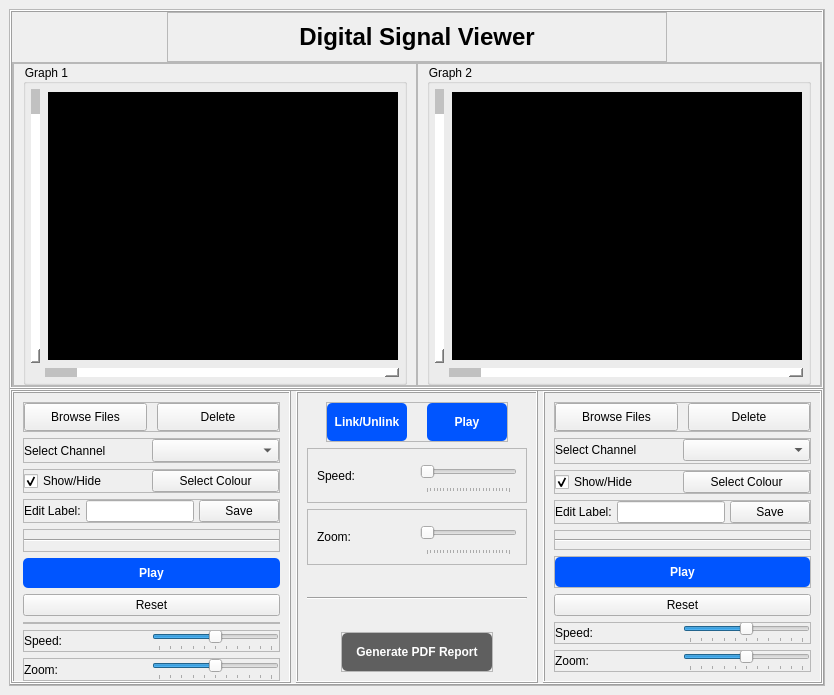
The window that task1.ui (OmarAtef0/Digital-Signal-Visualizer) describes before a commit, drawn with Qt 5.
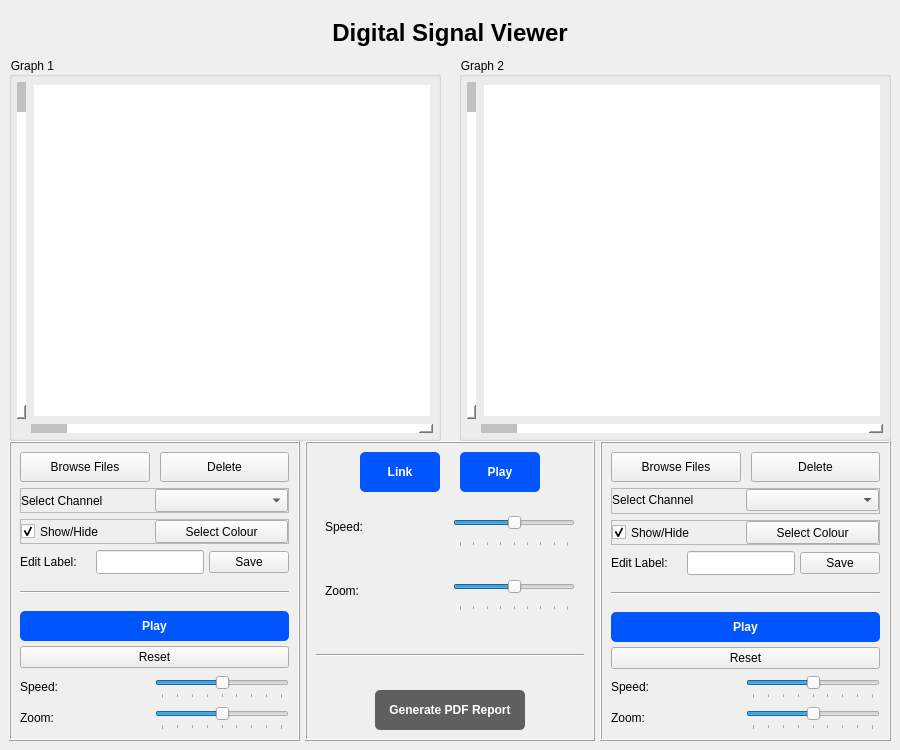
The same window after the commit. Custom widgets are drawn as their Qt base class.

Diff of the .ui file:
```diff
--- a/task1.ui
+++ b/task1.ui
@@ -6,14 +6,26 @@
    <rect>
     <x>0</x>
     <y>0</y>
-    <width>834</width>
-    <height>695</height>
+    <width>900</width>
+    <height>750</height>
    </rect>
   </property>
+  <property name="minimumSize">
+   <size>
+    <width>850</width>
+    <height>700</height>
+   </size>
+  </property>
   <property name="windowTitle">
    <string>MainWindow</string>
   </property>
   <widget class="QWidget" name="centralwidget">
+   <property name="minimumSize">
+    <size>
+     <width>850</width>
+     <height>700</height>
+    </size>
+   </property>
    <layout class="QVBoxLayout" name="verticalLayout">
     <item>
      <widget class="QFrame" name="all">
@@ -24,11 +36,14 @@
        </size>
       </property>
       <property name="frameShape">
-       <enum>QFrame::StyledPanel</enum>
+       <enum>QFrame::NoFrame</enum>
       </property>
       <property name="frameShadow">
        <enum>QFrame::Raised</enum>
       </property>
+      <property name="lineWidth">
+       <number>0</number>
+      </property>
       <layout class="QVBoxLayout" name="verticalLayout_3">
        <property name="spacing">
         <number>0</number>
@@ -47,6 +62,12 @@
        </property>
        <item>
         <widget class="QFrame" name="upper">
+         <property name="sizePolicy">
+          <sizepolicy hsizetype="Expanding" vsizetype="Expanding">
+           <horstretch>0</horstretch>
+           <verstretch>0</verstretch>
+          </sizepolicy>
+         </property>
          <property name="minimumSize">
           <size>
            <width>810</width>
@@ -60,11 +81,14 @@
           </size>
          </property>
          <property name="frameShape">
-          <enum>QFrame::Box</enum>
+          <enum>QFrame::NoFrame</enum>
          </property>
          <property name="frameShadow">
           <enum>QFrame::Raised</enum>
          </property>
+         <property name="lineWidth">
+          <number>0</number>
+         </property>
          <layout class="QVBoxLayout" name="verticalLayout_2">
           <property name="spacing">
            <number>0</number>
@@ -107,11 +131,14 @@
              </font>
             </property>
             <property name="frameShape">
-             <enum>QFrame::StyledPanel</enum>
+             <enum>QFrame::NoFrame</enum>
             </property>
             <property name="frameShadow">
              <enum>QFrame::Raised</enum>
             </property>
+            <property name="lineWidth">
+             <number>0</number>
+            </property>
             <layout class="QHBoxLayout" name="horizontalLayout_17">
              <item>
               <widget class="QLabel" name="appTitle">
@@ -173,11 +200,14 @@
              </size>
             </property>
             <property name="frameShape">
-             <enum>QFrame::StyledPanel</enum>
+             <enum>QFrame::NoFrame</enum>
             </property>
             <property name="frameShadow">
              <enum>QFrame::Raised</enum>
             </property>
+            <property name="lineWidth">
+             <number>0</number>
+            </property>
             <layout class="QHBoxLayout" name="horizontalLayout_4">
              <property name="spacing">
               <number>0</number>
@@ -215,15 +245,21 @@
                 </size>
                </property>
                <property name="frameShape">
-                <enum>QFrame::StyledPanel</enum>
+                <enum>QFrame::NoFrame</enum>
                </property>
                <property name="frameShadow">
                 <enum>QFrame::Raised</enum>
                </property>
+               <property name="lineWidth">
+                <number>0</number>
+               </property>
                <layout class="QHBoxLayout" name="horizontalLayout_3">
                 <property name="spacing">
                  <number>0</number>
                 </property>
+                <property name="leftMargin">
+                 <number>0</number>
+                </property>
                 <property name="topMargin">
                  <number>0</number>
                 </property>
@@ -298,7 +334,7 @@
                       <bool>false</bool>
                      </property>
                      <property name="styleSheet">
-                      <string notr="true">background-color: rgb(0, 0, 0);
+                      <string notr="true">background-color: rgb(255, 255, 255);
 margin: 3px;
 </string>
                      </property>
@@ -398,11 +434,14 @@
                 </size>
                </property>
                <property name="frameShape">
-                <enum>QFrame::StyledPanel</enum>
+                <enum>QFrame::NoFrame</enum>
                </property>
                <property name="frameShadow">
                 <enum>QFrame::Raised</enum>
                </property>
+               <property name="lineWidth">
+                <number>0</number>
+               </property>
                <layout class="QHBoxLayout" name="horizontalLayout">
                 <property name="spacing">
                  <number>0</number>
@@ -410,6 +449,9 @@
                 <property name="topMargin">
                  <number>0</number>
                 </property>
+                <property name="rightMargin">
+                 <number>0</number>
+                </property>
                 <property name="bottomMargin">
                  <number>0</number>
                 </property>
@@ -488,6 +530,15 @@
 }
 </string>
                      </property>
+                     <property name="maximum">
+                      <number>100</number>
+                     </property>
+                     <property name="value">
+                      <number>0</number>
+                     </property>
+                     <property name="sliderPosition">
+                      <number>0</number>
+                     </property>
                      <property name="orientation">
                       <enum>Qt::Vertical</enum>
                      </property>
@@ -552,7 +603,7 @@
                       <bool>false</bool>
                      </property>
                      <property name="styleSheet">
-                      <string notr="true">background-color: rgb(0, 0, 0);
+                      <string notr="true">background-color: rgb(255, 255, 255);
 margin: 3px;
 </string>
                      </property>
@@ -575,15 +626,18 @@
          <property name="maximumSize">
           <size>
            <width>16777215</width>
-           <height>16777215</height>
+           <height>300</height>
           </size>
          </property>
          <property name="frameShape">
-          <enum>QFrame::Box</enum>
+          <enum>QFrame::NoFrame</enum>
          </property>
          <property name="frameShadow">
           <enum>QFrame::Raised</enum>
          </property>
+         <property name="lineWidth">
+          <number>0</number>
+         </property>
          <layout class="QHBoxLayout" name="horizontalLayout_2">
           <property name="spacing">
            <number>5</number>
@@ -620,9 +674,12 @@
             <property name="frameShadow">
              <enum>QFrame::Raised</enum>
             </property>
+            <property name="lineWidth">
+             <number>1</number>
+            </property>
             <layout class="QVBoxLayout" name="verticalLayout_4">
              <property name="bottomMargin">
-              <number>0</number>
+              <number>9</number>
              </property>
              <item>
               <widget class="QFrame" name="frame">
@@ -639,11 +696,14 @@
                 </size>
                </property>
                <property name="frameShape">
-                <enum>QFrame::StyledPanel</enum>
+                <enum>QFrame::NoFrame</enum>
                </property>
                <property name="frameShadow">
                 <enum>QFrame::Raised</enum>
                </property>
+               <property name="lineWidth">
+                <number>0</number>
+               </property>
                <layout class="QHBoxLayout" name="horizontalLayout_20">
                 <property name="spacing">
                  <number>10</number>
@@ -909,11 +969,14 @@
                 </size>
                </property>
                <property name="frameShape">
-                <enum>QFrame::StyledPanel</enum>
+                <enum>QFrame::NoFrame</enum>
                </property>
                <property name="frameShadow">
                 <enum>QFrame::Raised</enum>
                </property>
+               <property name="lineWidth">
+                <number>0</number>
+               </property>
                <layout class="QHBoxLayout" name="horizontalLayout_23">
                 <property name="spacing">
                  <number>5</number>
@@ -999,11 +1062,14 @@
                 </size>
                </property>
                <property name="frameShape">
-                <enum>QFrame::StyledPanel</enum>
+                <enum>QFrame::NoFrame</enum>
                </property>
                <property name="frameShadow">
                 <enum>QFrame::Raised</enum>
                </property>
+               <property name="lineWidth">
+                <number>0</number>
+               </property>
                <layout class="QVBoxLayout" name="verticalLayout_5">
                 <property name="spacing">
                  <number>0</number>
@@ -1049,33 +1115,66 @@
               </widget>
              </item>
              <item>
-              <widget class="QPushButton" name="PlayPauseButton_1">
-               <property name="sizePolicy">
-                <sizepolicy hsizetype="Expanding" vsizetype="Expanding">
-                 <horstretch>0</horstretch>
-                 <verstretch>0</verstretch>
-                </sizepolicy>
-               </property>
-               <property name="minimumSize">
-                <size>
-                 <width>80</width>
-                 <height>30</height>
-                </size>
-               </property>
+              <widget class="QFrame" name="frame_18">
                <property name="maximumSize">
                 <size>
                  <width>16777215</width>
                  <height>16777215</height>
                 </size>
                </property>
-               <property name="font">
-                <font>
-                 <weight>75</weight>
-                 <bold>true</bold>
-                </font>
+               <property name="frameShape">
+                <enum>QFrame::NoFrame</enum>
                </property>
-               <property name="styleSheet">
-                <string notr="true">
+               <property name="frameShadow">
+                <enum>QFrame::Raised</enum>
+               </property>
+               <property name="lineWidth">
+                <number>0</number>
+               </property>
+               <layout class="QVBoxLayout" name="verticalLayout_12">
+                <property name="spacing">
+                 <number>5</number>
+                </property>
+                <property name="leftMargin">
+                 <number>0</number>
+                </property>
+                <property name="topMargin">
+                 <number>0</number>
+                </property>
+                <property name="rightMargin">
+                 <number>0</number>
+                </property>
+                <property name="bottomMargin">
+                 <number>0</number>
+                </property>
+                <item>
+                 <widget class="QPushButton" name="PlayPauseButton_1">
+                  <property name="sizePolicy">
+                   <sizepolicy hsizetype="Expanding" vsizetype="Expanding">
+                    <horstretch>0</horstretch>
+                    <verstretch>0</verstretch>
+                   </sizepolicy>
+                  </property>
+                  <property name="minimumSize">
+                   <size>
+                    <width>80</width>
+                    <height>30</height>
+                   </size>
+                  </property>
+                  <property name="maximumSize">
+                   <size>
+                    <width>16777215</width>
+                    <height>16777215</height>
+                   </size>
+                  </property>
+                  <property name="font">
+                   <font>
+                    <weight>75</weight>
+                    <bold>true</bold>
+                   </font>
+                  </property>
+                  <property name="styleSheet">
+                   <string notr="true">
 
 QPushButton {
     background-color: rgb(0, 85, 255);
@@ -1087,49 +1186,19 @@
     background-color: rgb(0, 50, 150);
 }
 </string>
-               </property>
-               <property name="text">
-                <string>Play</string>
-               </property>
-              </widget>
-             </item>
-             <item>
-              <widget class="QPushButton" name="ResetButton_1">
-               <property name="text">
-                <string>Reset</string>
-               </property>
-              </widget>
-             </item>
-             <item>
-              <widget class="QFrame" name="frame_2">
-               <property name="maximumSize">
-                <size>
-                 <width>16777215</width>
-                 <height>16777215</height>
-                </size>
-               </property>
-               <property name="frameShape">
-                <enum>QFrame::StyledPanel</enum>
-               </property>
-               <property name="frameShadow">
-                <enum>QFrame::Raised</enum>
-               </property>
-               <layout class="QVBoxLayout" name="verticalLayout_7">
-                <property name="spacing">
-                 <number>0</number>
-                </property>
-                <property name="leftMargin">
-                 <number>0</number>
-                </property>
-                <property name="topMargin">
-                 <number>0</number>
-                </property>
-                <property name="rightMargin">
-                 <number>0</number>
-                </property>
-                <property name="bottomMargin">
-                 <number>0</number>
-                </property>
+                  </property>
+                  <property name="text">
+                   <string>Play</string>
+                  </property>
+                 </widget>
+                </item>
+                <item>
+                 <widget class="QPushButton" name="ResetButton_1">
+                  <property name="text">
+                   <string>Reset</string>
+                  </property>
+                 </widget>
+                </item>
                </layout>
               </widget>
              </item>
@@ -1142,12 +1211,15 @@
                 </size>
                </property>
                <property name="frameShape">
-                <enum>QFrame::StyledPanel</enum>
+                <enum>QFrame::NoFrame</enum>
                </property>
                <property name="frameShadow">
                 <enum>QFrame::Raised</enum>
                </property>
-               <layout class="QHBoxLayout" name="horizontalLayout_9">
+               <property name="lineWidth">
+                <number>0</number>
+               </property>
+               <layout class="QHBoxLayout" name="horizontalLayout_19">
                 <property name="spacing">
                  <number>0</number>
                 </property>
@@ -1164,7 +1236,7 @@
                  <number>0</number>
                 </property>
                 <item>
-                 <widget class="QLabel" name="label_7">
+                 <widget class="QLabel" name="label_15">
                   <property name="sizePolicy">
                    <sizepolicy hsizetype="Expanding" vsizetype="Expanding">
                     <horstretch>0</horstretch>
@@ -1211,20 +1283,23 @@
                   <property name="cursor">
                    <cursorShape>PointingHandCursor</cursorShape>
                   </property>
+                  <property name="autoFillBackground">
+                   <bool>false</bool>
+                  </property>
+                  <property name="minimum">
+                   <number>0</number>
+                  </property>
                   <property name="maximum">
-                   <number>10</number>
+                   <number>8</number>
                   </property>
                   <property name="singleStep">
                    <number>1</number>
                   </property>
-                  <property name="pageStep">
-                   <number>1</number>
-                  </property>
                   <property name="value">
-                   <number>5</number>
+                   <number>4</number>
                   </property>
                   <property name="sliderPosition">
-                   <number>5</number>
+                   <number>4</number>
                   </property>
                   <property name="tracking">
                    <bool>true</bool>
@@ -1252,12 +1327,15 @@
                 </size>
                </property>
                <property name="frameShape">
-                <enum>QFrame::StyledPanel</enum>
+                <enum>QFrame::NoFrame</enum>
                </property>
                <property name="frameShadow">
                 <enum>QFrame::Raised</enum>
                </property>
-               <layout class="QHBoxLayout" name="horizontalLayout_8">
+               <property name="lineWidth">
+                <number>0</number>
+               </property>
+               <layout class="QHBoxLayout" name="horizontalLayout_24">
                 <property name="spacing">
                  <number>0</number>
                 </property>
@@ -1274,7 +1352,7 @@
                  <number>0</number>
                 </property>
                 <item>
-                 <widget class="QLabel" name="label_6">
+                 <widget class="QLabel" name="label_16">
                   <property name="sizePolicy">
                    <sizepolicy hsizetype="Expanding" vsizetype="Expanding">
                     <horstretch>0</horstretch>
@@ -1321,17 +1399,14 @@
                   <property name="cursor">
                    <cursorShape>PointingHandCursor</cursorShape>
                   </property>
+                  <property name="minimum">
+                   <number>0</number>
+                  </property>
                   <property name="maximum">
-                   <number>10</number>
-                  </property>
-                  <property name="singleStep">
-                   <number>1</number>
+                   <number>8</number>
                   </property>
                   <property name="value">
-                   <number>5</number>
-                  </property>
-                  <property name="sliderPosition">
-                   <number>5</number>
+                   <number>4</number>
                   </property>
                   <property name="tracking">
                    <bool>true</bool>
@@ -1373,6 +1448,9 @@
             <property name="frameShadow">
              <enum>QFrame::Raised</enum>
             </property>
+            <property name="lineWidth">
+             <number>1</number>
+            </property>
             <layout class="QVBoxLayout" name="verticalLayout_14">
              <item alignment="Qt::AlignHCenter">
               <widget class="QFrame" name="frame_14">
@@ -1389,11 +1467,14 @@
                 </size>
                </property>
                <property name="frameShape">
-                <enum>QFrame::StyledPanel</enum>
+                <enum>QFrame::NoFrame</enum>
                </property>
                <property name="frameShadow">
                 <enum>QFrame::Raised</enum>
                </property>
+               <property name="lineWidth">
+                <number>0</number>
+               </property>
                <layout class="QHBoxLayout" name="horizontalLayout_18">
                 <property name="spacing">
                  <number>20</number>
@@ -1451,7 +1532,7 @@
 </string>
                   </property>
                   <property name="text">
-                   <string>Link/Unlink</string>
+                   <string>Link</string>
                   </property>
                  </widget>
                 </item>
@@ -1518,11 +1599,14 @@
                 </size>
                </property>
                <property name="frameShape">
-                <enum>QFrame::StyledPanel</enum>
+                <enum>QFrame::NoFrame</enum>
                </property>
                <property name="frameShadow">
                 <enum>QFrame::Raised</enum>
                </property>
+               <property name="lineWidth">
+                <number>0</number>
+               </property>
                <layout class="QHBoxLayout" name="horizontalLayout_15">
                 <item>
                  <widget class="QLabel" name="label_12">
@@ -1570,7 +1654,13 @@
                    </size>
                   </property>
                   <property name="maximum">
-                   <number>250</number>
+                   <number>8</number>
+                  </property>
+                  <property name="value">
+                   <number>4</number>
+                  </property>
+                  <property name="sliderPosition">
+                   <number>4</number>
                   </property>
                   <property name="tracking">
                    <bool>true</bool>
@@ -1598,11 +1688,14 @@
                 </size>
                </property>
                <property name="frameShape">
-                <enum>QFrame::StyledPanel</enum>
+                <enum>QFrame::NoFrame</enum>
                </property>
                <property name="frameShadow">
                 <enum>QFrame::Raised</enum>
                </property>
+               <property name="lineWidth">
+                <number>0</number>
+               </property>
                <layout class="QHBoxLayout" name="horizontalLayout_16">
                 <item>
                  <widget class="QLabel" name="label_11">
@@ -1631,6 +1724,9 @@
                 </item>
                 <item>
                  <widget class="QSlider" name="ZoomSlider_3">
+                  <property name="enabled">
+                   <bool>true</bool>
+                  </property>
                   <property name="sizePolicy">
                    <sizepolicy hsizetype="Expanding" vsizetype="Expanding">
                     <horstretch>0</horstretch>
@@ -1650,7 +1746,13 @@
                    </size>
                   </property>
                   <property name="maximum">
-                   <number>250</number>
+                   <number>8</number>
+                  </property>
+                  <property name="pageStep">
+                   <number>1</number>
+                  </property>
+                  <property name="value">
+                   <number>4</number>
                   </property>
                   <property name="tracking">
                    <bool>true</bool>
@@ -1715,11 +1817,14 @@
                 </size>
                </property>
                <property name="frameShape">
-                <enum>QFrame::StyledPanel</enum>
+                <enum>QFrame::NoFrame</enum>
                </property>
                <property name="frameShadow">
                 <enum>QFrame::Raised</enum>
                </property>
+               <property name="lineWidth">
+                <number>0</number>
+               </property>
                <layout class="QVBoxLayout" name="verticalLayout_15">
                 <property name="spacing">
                  <number>0</number>
@@ -1813,6 +1918,9 @@
             <property name="frameShadow">
              <enum>QFrame::Raised</enum>
             </property>
+            <property name="lineWidth">
+             <number>1</number>
+            </property>
             <layout class="QVBoxLayout" name="verticalLayout_8">
              <item>
               <widget class="QFrame" name="frame_3">
@@ -1829,11 +1937,14 @@
                 </size>
                </property>
                <property name="frameShape">
-                <enum>QFrame::StyledPanel</enum>
+                <enum>QFrame::NoFrame</enum>
                </property>
                <property name="frameShadow">
                 <enum>QFrame::Raised</enum>
                </property>
+               <property name="lineWidth">
+                <number>0</number>
+               </property>
                <layout class="QHBoxLayout" name="horizontalLayout_21">
                 <property name="spacing">
                  <number>10</number>
@@ -2099,11 +2210,14 @@
                 </size>
                </property>
                <property name="frameShape">
-                <enum>QFrame::StyledPanel</enum>
+                <enum>QFrame::NoFrame</enum>
                </property>
                <property name="frameShadow">
                 <enum>QFrame::Raised</enum>
                </property>
+               <property name="lineWidth">
+                <number>0</number>
+               </property>
                <layout class="QHBoxLayout" name="horizontalLayout_22">
                 <property name="spacing">
                  <number>5</number>
@@ -2189,11 +2303,14 @@
                 </size>
                </property>
                <property name="frameShape">
-                <enum>QFrame::StyledPanel</enum>
+                <enum>QFrame::NoFrame</enum>
                </property>
                <property name="frameShadow">
                 <enum>QFrame::Raised</enum>
                </property>
+               <property name="lineWidth">
+                <number>0</number>
+               </property>
                <layout class="QVBoxLayout" name="verticalLayout_10">
                 <property name="spacing">
                  <number>0</number>
@@ -2247,14 +2364,17 @@
                 </size>
                </property>
                <property name="frameShape">
-                <enum>QFrame::StyledPanel</enum>
+                <enum>QFrame::NoFrame</enum>
                </property>
                <property name="frameShadow">
                 <enum>QFrame::Raised</enum>
                </property>
+               <property name="lineWidth">
+                <number>0</number>
+               </property>
                <layout class="QVBoxLayout" name="verticalLayout_11">
                 <property name="spacing">
-                 <number>0</number>
+                 <number>5</number>
                 </property>
                 <property name="leftMargin">
                  <number>0</number>
@@ -2313,16 +2433,16 @@
                   </property>
                  </widget>
                 </item>
+                <item>
+                 <widget class="QPushButton" name="ResetButton_2">
+                  <property name="text">
+                   <string>Reset</string>
+                  </property>
+                 </widget>
+                </item>
                </layout>
               </widget>
              </item>
-             <item>
-              <widget class="QPushButton" name="ResetButton_2">
-               <property name="text">
-                <string>Reset</string>
-               </property>
-              </widget>
-             </item>
              <item>
               <widget class="QFrame" name="frame_12">
                <property name="maximumSize">
@@ -2332,11 +2452,14 @@
                 </size>
                </property>
                <property name="frameShape">
-                <enum>QFrame::StyledPanel</enum>
+                <enum>QFrame::NoFrame</enum>
                </property>
                <property name="frameShadow">
                 <enum>QFrame::Raised</enum>
                </property>
+               <property name="lineWidth">
+                <number>0</number>
+               </property>
                <layout class="QHBoxLayout" name="horizontalLayout_13">
                 <property name="spacing">
                  <number>0</number>
@@ -2402,10 +2525,10 @@
                    <cursorShape>PointingHandCursor</cursorShape>
                   </property>
                   <property name="maximum">
-                   <number>10</number>
+                   <number>8</number>
                   </property>
                   <property name="value">
-                   <number>5</number>
+                   <number>4</number>
                   </property>
                   <property name="tracking">
                    <bool>true</bool>
@@ -2433,11 +2556,14 @@
                 </size>
                </property>
                <property name="frameShape">
-                <enum>QFrame::StyledPanel</enum>
+                <enum>QFrame::NoFrame</enum>
                </property>
                <property name="frameShadow">
                 <enum>QFrame::Raised</enum>
                </property>
+               <property name="lineWidth">
+                <number>0</number>
+               </property>
                <layout class="QHBoxLayout" name="horizontalLayout_14">
                 <property name="spacing">
                  <number>0</number>
@@ -2506,10 +2632,10 @@
                    <number>0</number>
                   </property>
                   <property name="maximum">
-                   <number>10</number>
+                   <number>8</number>
                   </property>
                   <property name="value">
-                   <number>5</number>
+                   <number>4</number>
                   </property>
                   <property name="tracking">
                    <bool>true</bool>
```
Left out of the diff: 22 changed lines with no effect on the pictures.
